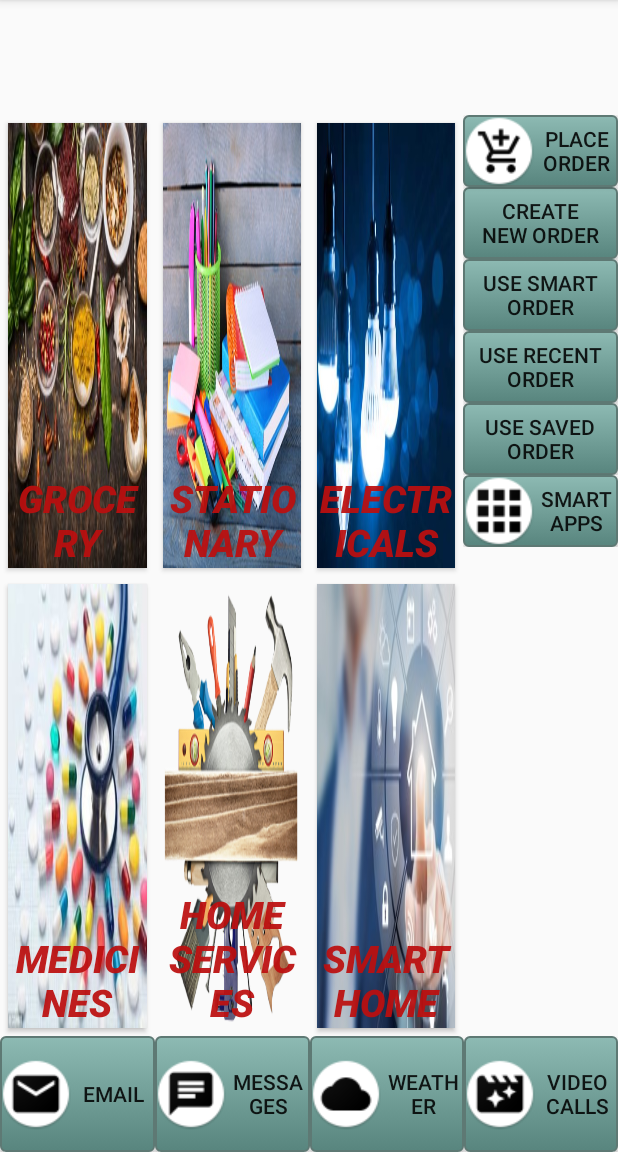
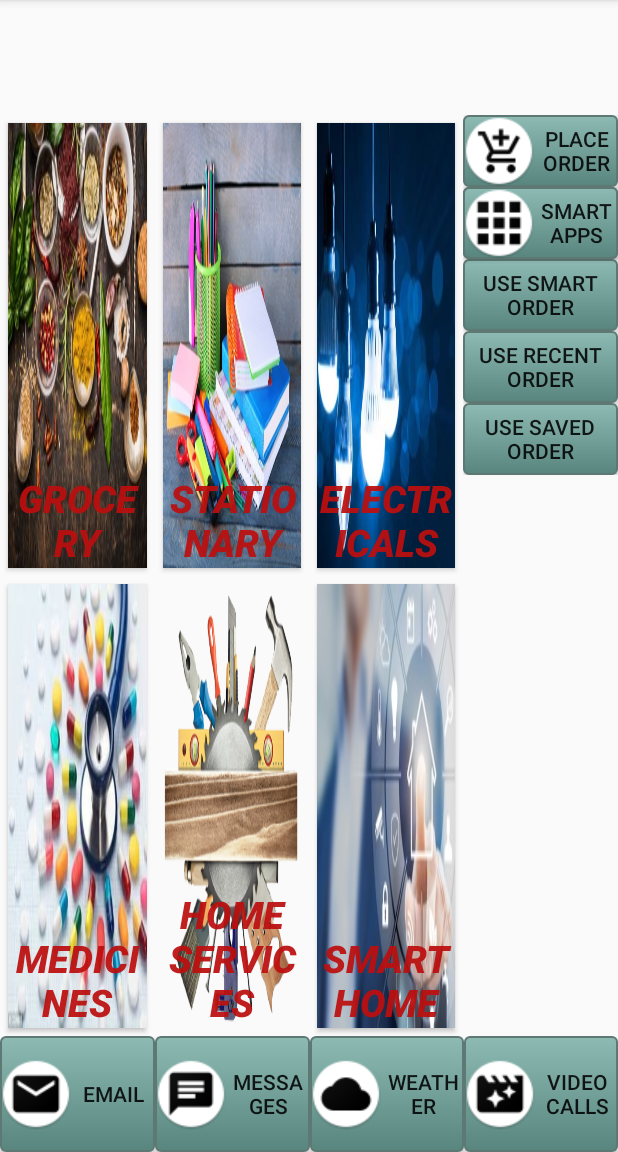
Before and after one commit to sairam9999/SSOS, an Android app: the screen it shows after launch (MainActivity), after a tap on "PLACE ORDER", on a phone screen of 412 x 824 dp, the part 84-1236 px from its top. Run offline under Robolectric (Android 15) with nearby library versions, the phone set to English and light mode, and no system bars; 2 statements that could not run were skipped.

Commit message:
Added New Layout for Place Order Button

```diff
--- /dev/null
+++ b/app/src/main/res/layout/layout_placeorder.xml
@@ -0,0 +1,47 @@
+<LinearLayout xmlns:android="http://schemas.android.com/apk/res/android"
+
+
+android:id="@+id/place_order_linearlayout"
+android:layout_width="match_parent"
+android:layout_height="wrap_content"
+android:layout_below="@+id/place_order"
+android:orientation="vertical"
+android:visibility="invisible">
+
+<Button
+    android:layout_width="match_parent"
+    android:layout_height="match_parent"
+    android:background="@drawable/button_bg"
+    android:elevation="0dp"
+    android:paddingLeft="10dp"
+    android:paddingRight="10dp"
+    android:text="Create New Order" />
+
+<Button
+    android:layout_width="match_parent"
+    android:layout_height="match_parent"
+    android:background="@drawable/button_bg"
+    android:elevation="0dp"
+    android:paddingLeft="10dp"
+    android:paddingRight="10dp"
+    android:text="Use Smart Order" />
+
+<Button
+    android:layout_width="match_parent"
+    android:layout_height="match_parent"
+    android:background="@drawable/button_bg"
+    android:elevation="0dp"
+    android:paddingLeft="10dp"
+    android:paddingRight="10dp"
+    android:text="Use Recent Order" />
+
+<Button
+    android:layout_width="match_parent"
+    android:layout_height="match_parent"
+    android:background="@drawable/button_bg"
+    android:elevation="0dp"
+    android:paddingLeft="10dp"
+    android:paddingRight="10dp"
+    android:text="Use Saved Order" />
+
+</LinearLayout>
--- a/app/src/main/res/layout/right_pane.xml
+++ b/app/src/main/res/layout/right_pane.xml
@@ -1,6 +1,7 @@
 <?xml version="1.0" encoding="utf-8"?>
 <LinearLayout xmlns:android="http://schemas.android.com/apk/res/android"
 
+    xmlns:app="http://schemas.android.com/apk/res-auto"
     android:layout_width="0dp"
     android:layout_height="match_parent"
     android:layout_weight="2"
@@ -17,85 +18,31 @@
             android:id="@+id/place_order"
             android:layout_width="match_parent"
             android:layout_height="wrap_content"
+            android:background="@drawable/button_bg"
             android:drawableLeft="@drawable/icon_cart"
-            android:text="Place Order"
-            android:background="@drawable/button_bg"
-            />
+            android:text="Place Order" />
 
 
         <Button
+            android:id="@+id/smart_apps_button"
             android:layout_width="match_parent"
             android:layout_height="wrap_content"
             android:layout_below="@+id/place_order"
+            android:background="@drawable/button_bg"
             android:drawableLeft="@drawable/icon_moreapps"
             android:text="Smart Apps"
-            android:visibility="visible"
-            android:id="@+id/more_apps_button"
-            android:background="@drawable/button_bg"
-            />
+            android:visibility="visible" />
 
         <GridLayout
+            android:id="@+id/smartapps_gridlayout"
             android:layout_width="match_parent"
             android:layout_height="wrap_content"
-            android:visibility="invisible"
-            android:id="@+id/smartapps_gridlayout"
-            >
+            android:visibility="invisible">
+
 
         </GridLayout>
 
-
-        <LinearLayout
-            android:id="@+id/place_order_linearlayout"
-            android:layout_width="match_parent"
-            android:layout_height="wrap_content"
-            android:layout_below="@+id/place_order"
-            android:orientation="vertical"
-            android:visibility="invisible"
-            >
-
-            <Button
-                android:layout_width="match_parent"
-                android:layout_height="match_parent"
-                android:text="Create New Order"
-                android:elevation="0dp"
-                android:paddingLeft="10dp"
-                android:paddingRight="10dp"
-                android:background="@drawable/button_bg"
-                />
-
-            <Button
-                android:layout_width="match_parent"
-                android:layout_height="match_parent"
-                android:text="Use Smart Order"
-                android:elevation="0dp"
-                android:paddingLeft="10dp"
-                android:paddingRight="10dp"
-                android:background="@drawable/button_bg"
-                />
-
-            <Button
-                android:layout_width="match_parent"
-                android:layout_height="match_parent"
-                android:text="Use Recent Order"
-                android:elevation="0dp"
-                android:paddingLeft="10dp"
-                android:paddingRight="10dp"
-                android:background="@drawable/button_bg"
-                />
-
-            <Button
-                android:layout_width="match_parent"
-                android:layout_height="match_parent"
-                android:text="Use Saved Order"
-                android:elevation="0dp"
-                android:paddingLeft="10dp"
-                android:paddingRight="10dp"
-                android:background="@drawable/button_bg"
-                />
-
-        </LinearLayout>
-
-
+        <include layout="@layout/layout_placeorder" />
 
     </RelativeLayout>
 
```
